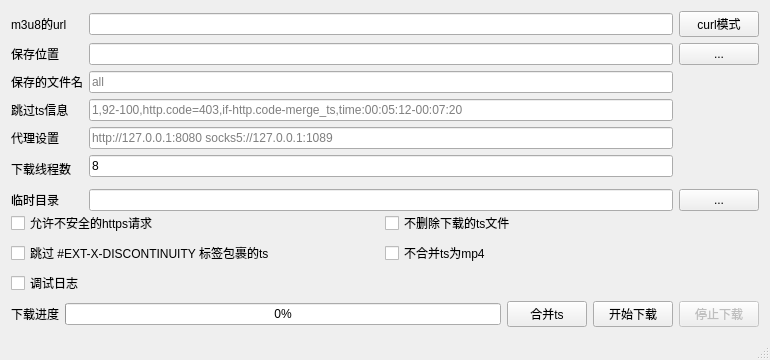
orestonce/m3u8d, file m3u8d-qt/mainwindow.ui: the form before one commit.
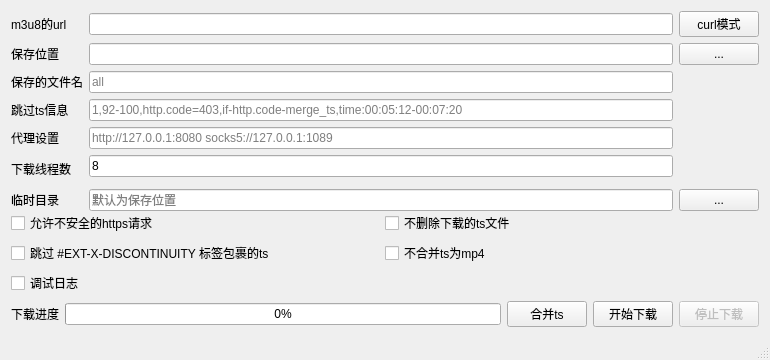
The form after the commit.

Commit message: * 不保存Header信息 * 默认临时目录修改为保存目录

What changed in the file:
```diff
--- a/m3u8d-qt/mainwindow.ui
+++ b/m3u8d-qt/mainwindow.ui
@@ -83,7 +83,7 @@
           <item row="7" column="1">
            <widget class="QLineEdit" name="lineEdit_TsTempDir">
             <property name="placeholderText">
-             <string/>
+             <string>默认为保存位置</string>
             </property>
            </widget>
           </item>
```
The commit also changes 2 other files.
